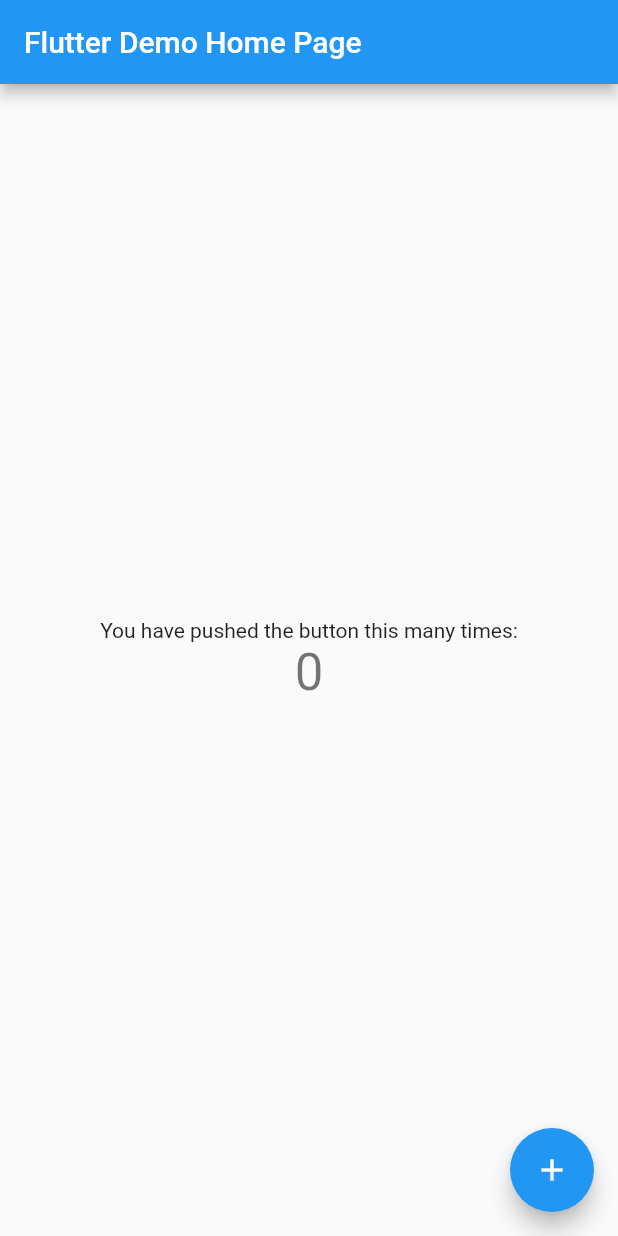
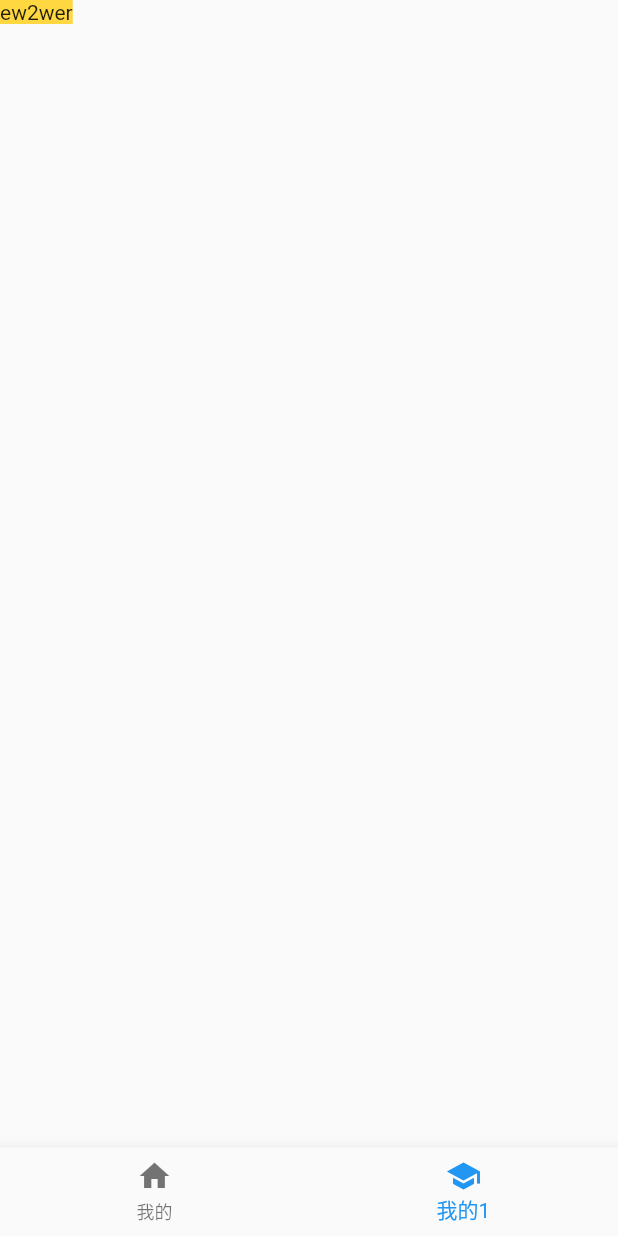
Before and after one commit to jiangxiaoqiang/acientbay, a Flutter app: the screen it shows after launch, on a phone screen of 412 x 824 dp. Run offline on Flutter 3.47's test engine with Material 2 defaults, Android fonts, the phone set to English and light mode, and no system bars; our stand-ins replace flutter_hooks.

Commit message:
[feature] add nav

```diff
--- a/lib/main.dart
+++ b/lib/main.dart
@@ -1,113 +1,6 @@
+import 'package:acientbay/src/app/acientbay_app.dart';
 import 'package:flutter/material.dart';
 
 void main() {
-  runApp(MyApp());
+  runApp(AcientbayApp());
 }
-
-class MyApp extends StatelessWidget {
-  // This widget is the root of your application.
-  @override
-  Widget build(BuildContext context) {
-    return MaterialApp(
-      title: 'Flutter Demo',
-      theme: ThemeData(
-        // This is the theme of your application.
-        //
-        // Try running your application with "flutter run". You'll see the
-        // application has a blue toolbar. Then, without quitting the app, try
-        // changing the primarySwatch below to Colors.green and then invoke
-        // "hot reload" (press "r" in the console where you ran "flutter run",
-        // or simply save your changes to "hot reload" in a Flutter IDE).
-        // Notice that the counter didn't reset back to zero; the application
-        // is not restarted.
-        primarySwatch: Colors.blue,
-      ),
-      home: MyHomePage(title: 'Flutter Demo Home Page'),
-    );
-  }
-}
-
-class MyHomePage extends StatefulWidget {
-  MyHomePage({Key key, this.title}) : super(key: key);
-
-  // This widget is the home page of your application. It is stateful, meaning
-  // that it has a State object (defined below) that contains fields that affect
-  // how it looks.
-
-  // This class is the configuration for the state. It holds the values (in this
-  // case the title) provided by the parent (in this case the App widget) and
-  // used by the build method of the State. Fields in a Widget subclass are
-  // always marked "final".
-
-  final String title;
-
-  @override
-  _MyHomePageState createState() => _MyHomePageState();
-}
-
-class _MyHomePageState extends State<MyHomePage> {
-  int _counter = 0;
-
-  void _incrementCounter() {
-    setState(() {
-      // This call to setState tells the Flutter framework that something has
-      // changed in this State, which causes it to rerun the build method below
-      // so that the display can reflect the updated values. If we changed
-      // _counter without calling setState(), then the build method would not be
-      // called again, and so nothing would appear to happen.
-      _counter++;
-    });
-  }
-
-  @override
-  Widget build(BuildContext context) {
-    // This method is rerun every time setState is called, for instance as done
-    // by the _incrementCounter method above.
-    //
-    // The Flutter framework has been optimized to make rerunning build methods
-    // fast, so that you can just rebuild anything that needs updating rather
-    // than having to individually change instances of widgets.
-    return Scaffold(
-      appBar: AppBar(
-        // Here we take the value from the MyHomePage object that was created by
-        // the App.build method, and use it to set our appbar title.
-        title: Text(widget.title),
-      ),
-      body: Center(
-        // Center is a layout widget. It takes a single child and positions it
-        // in the middle of the parent.
-        child: Column(
-          // Column is also a layout widget. It takes a list of children and
-          // arranges them vertically. By default, it sizes itself to fit its
-          // children horizontally, and tries to be as tall as its parent.
-          //
-          // Invoke "debug painting" (press "p" in the console, choose the
-          // "Toggle Debug Paint" action from the Flutter Inspector in Android
-          // Studio, or the "Toggle Debug Paint" command in Visual Studio Code)
-          // to see the wireframe for each widget.
-          //
-          // Column has various properties to control how it sizes itself and
-          // how it positions its children. Here we use mainAxisAlignment to
-          // center the children vertically; the main axis here is the vertical
-          // axis because Columns are vertical (the cross axis would be
-          // horizontal).
-          mainAxisAlignment: MainAxisAlignment.center,
-          children: <Widget>[
-            Text(
-              'You have pushed the button this many times:',
-            ),
-            Text(
-              '$_counter',
-              style: Theme.of(context).textTheme.headline4,
-            ),
-          ],
-        ),
-      ),
-      floatingActionButton: FloatingActionButton(
-        onPressed: _incrementCounter,
-        tooltip: 'Increment',
-        child: Icon(Icons.add),
-      ), // This trailing comma makes auto-formatting nicer for build methods.
-    );
-  }
-}
--- /dev/null
+++ b/lib/src/app/acientbay_app.dart
@@ -0,0 +1,15 @@
+
+import 'package:acientbay/src/page/home/home_nav.dart';
+import 'package:flutter/cupertino.dart';
+import 'package:flutter/material.dart';
+import 'package:flutter_hooks/flutter_hooks.dart';
+
+class AcientbayApp extends HookWidget{
+  @override
+  Widget build(BuildContext context) {
+   return MaterialApp(
+     title: "Acientbay",
+     home: HomeNav(),
+   );
+  }
+}
--- /dev/null
+++ b/lib/src/page/home/home.dart
@@ -0,0 +1,14 @@
+
+import 'package:flutter/cupertino.dart';
+import 'package:flutter/material.dart';
+import 'package:flutter_hooks/flutter_hooks.dart';
+
+class Home extends HookWidget{
+  @override
+  Widget build(BuildContext context) {
+    return Container(
+      color: Colors.amberAccent,
+      child: Text("ew2wer"),
+    );
+  }
+}
--- /dev/null
+++ b/lib/src/page/home/home_nav.dart
@@ -0,0 +1,21 @@
+
+import 'package:acientbay/src/page/home/home.dart';
+import 'package:flutter/cupertino.dart';
+import 'package:flutter/material.dart';
+import 'package:flutter_hooks/flutter_hooks.dart';
+
+class HomeNav extends HookWidget{
+  @override
+  Widget build(BuildContext context) {
+    return Scaffold(
+      body: Home(),
+      bottomNavigationBar: BottomNavigationBar(
+        items:[
+          BottomNavigationBarItem(icon: Icon(Icons.home), label: '我的'),
+          BottomNavigationBarItem(icon: Icon(Icons.school), label: '我的1')
+        ],
+          currentIndex:1
+      ),
+    );
+  }
+}
--- a/pubspec.yaml
+++ b/pubspec.yaml
@@ -23,6 +23,7 @@
 dependencies:
   flutter:
     sdk: flutter
+  flutter_hooks: 0.16.0
 
 
   # The following adds the Cupertino Icons font to your application.
```
Also changed, not shown: 1 other file.
